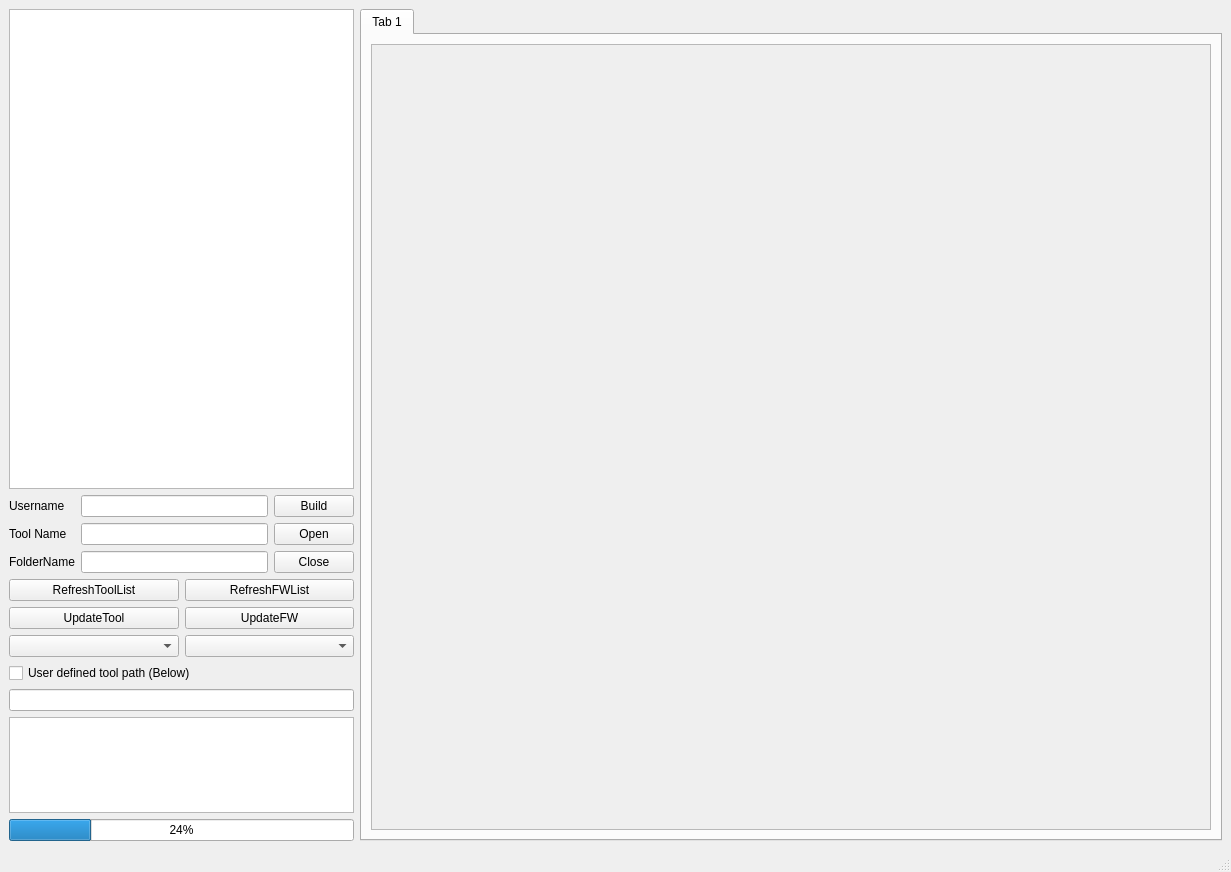
Before: the Qt Designer form ToolWrapper.ui in linlikuo/PyQt_ToolWrapper, drawn with Qt 5.
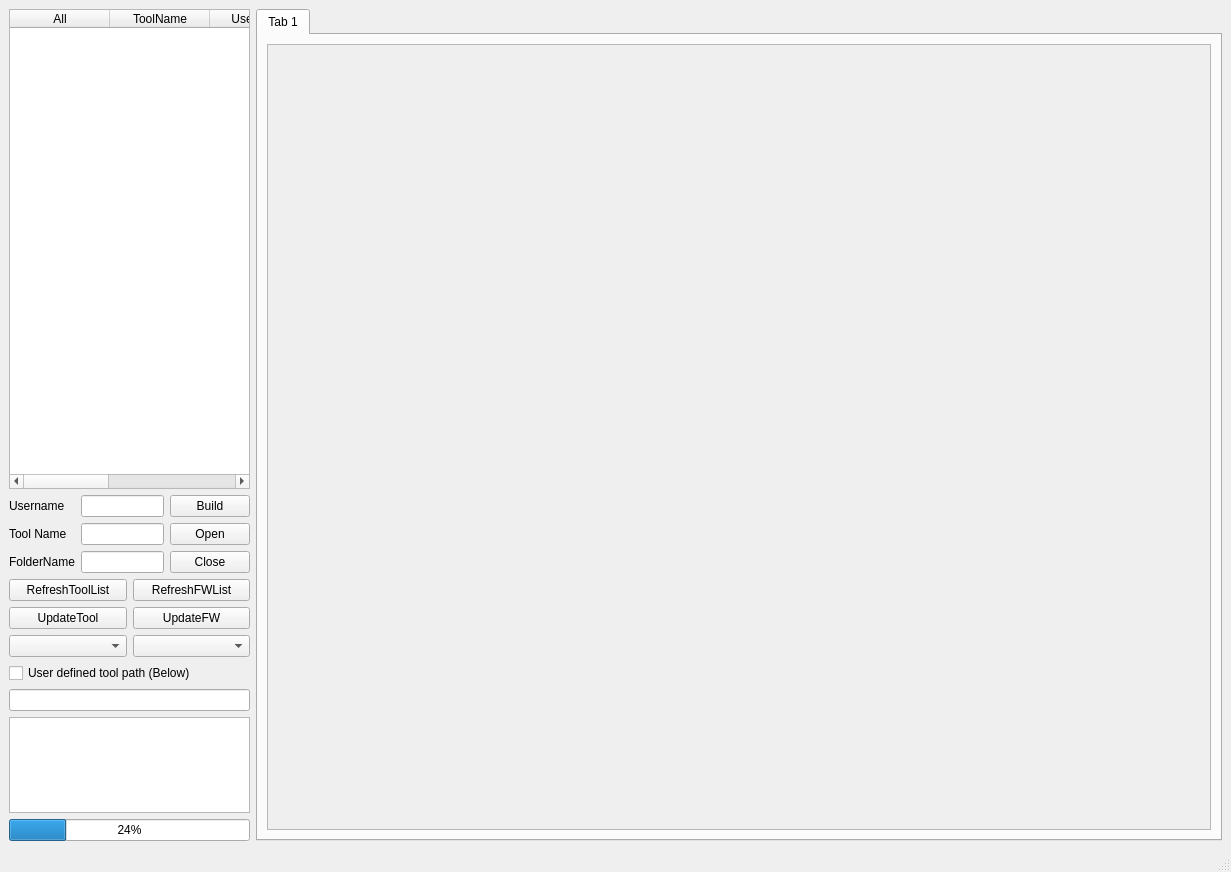
After: the same form once the commit is applied.

Commit message: Finished embedding tool, console and foler windows in the application mainwindow.

Diff of the .ui file:
```diff
--- a/ToolWrapper.ui
+++ b/ToolWrapper.ui
@@ -16,11 +16,37 @@
   <widget class="QWidget" name="centralwidget">
    <layout class="QGridLayout" name="gridLayout_3">
     <item row="0" column="0">
-     <layout class="QHBoxLayout" name="horizontalLayout_2" stretch="2,5">
+     <layout class="QHBoxLayout" name="horizontalLayout_2" stretch="1,4">
       <item>
        <layout class="QVBoxLayout" name="verticalLayout_3" stretch="5,0,0,0,1,1">
         <item>
-         <widget class="QTableWidget" name="ToolList_tableWidget"/>
+         <widget class="QTableWidget" name="ToolList_tableWidget">
+          <column>
+           <property name="text">
+            <string>All</string>
+           </property>
+          </column>
+          <column>
+           <property name="text">
+            <string>ToolName</string>
+           </property>
+          </column>
+          <column>
+           <property name="text">
+            <string>UserName</string>
+           </property>
+          </column>
+          <column>
+           <property name="text">
+            <string>FolderPath</string>
+           </property>
+          </column>
+          <column>
+           <property name="text">
+            <string>Footnotes</string>
+           </property>
+          </column>
+         </widget>
         </item>
         <item>
          <layout class="QHBoxLayout" name="horizontalLayout">
@@ -175,7 +201,7 @@
                 <rect>
                  <x>0</x>
                  <y>0</y>
-                 <width>833</width>
+                 <width>936</width>
                  <height>764</height>
                 </rect>
                </property>
```
The commit also changes 1 other file.
